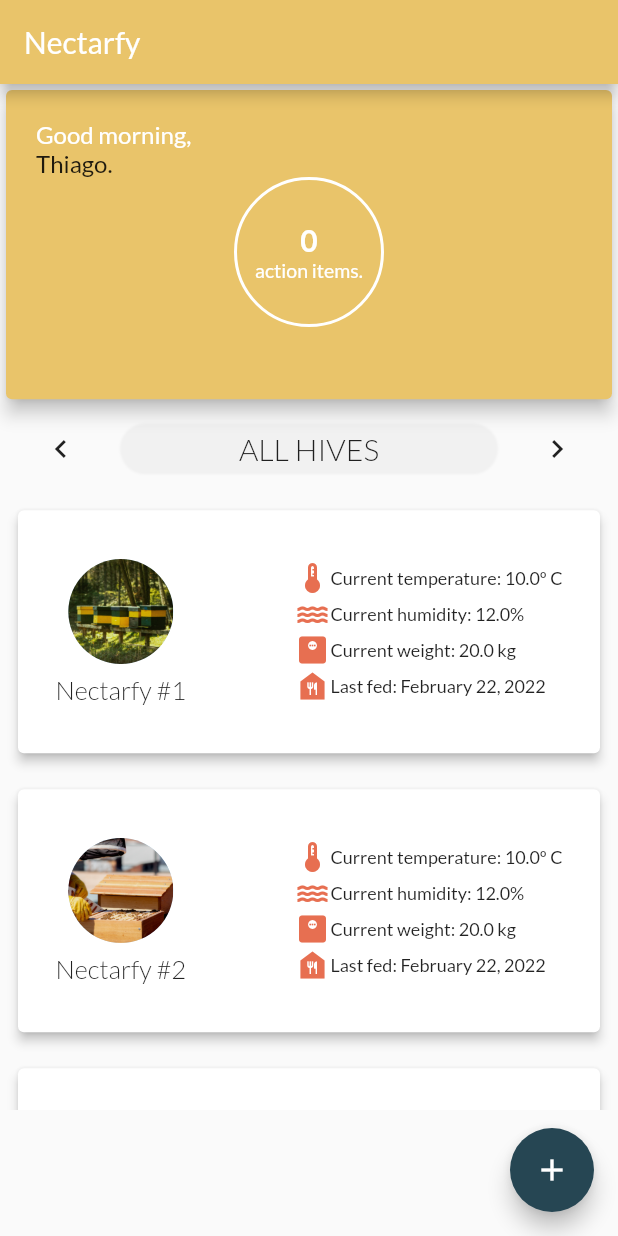
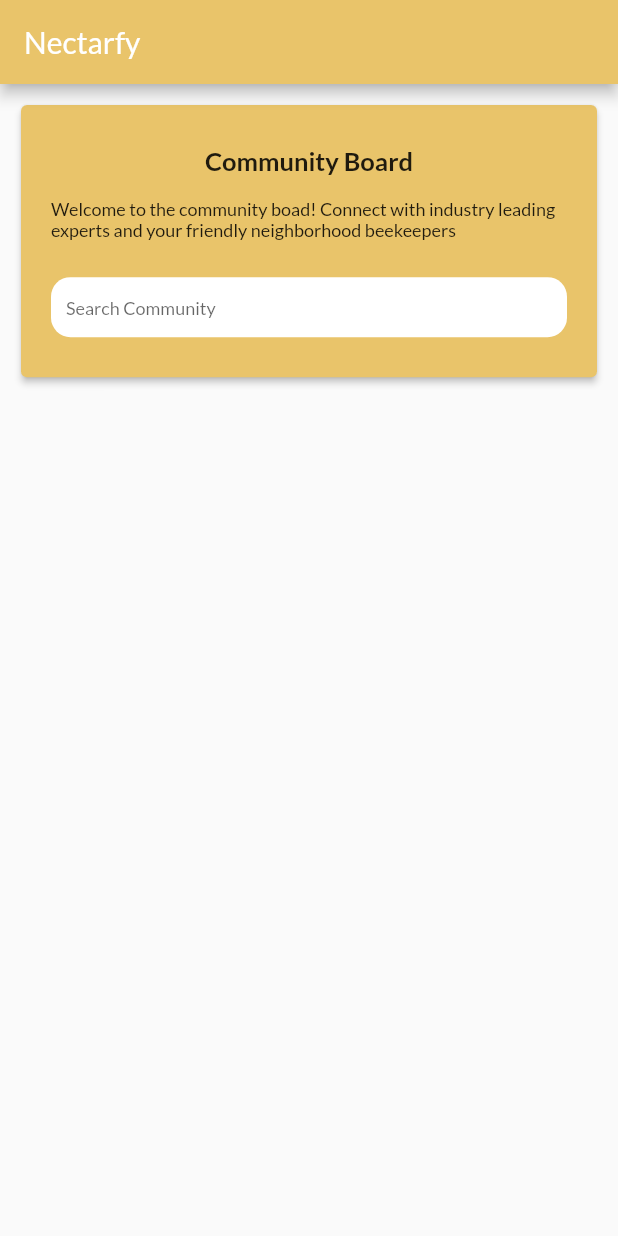
Before and after one commit to leowei31/nectarfy-app, a Flutter app: the screen it shows after launch, on a phone screen of 412 x 824 dp. Run offline on Flutter 3.47's test engine with Material 2 defaults, Android fonts, the phone set to English and light mode, and no system bars.

Commit message:
initiated community module

```diff
--- a/app/lib/main.dart
+++ b/app/lib/main.dart
@@ -3,6 +3,7 @@ import 'package:flutter/services.dart';
 import 'package:flutter/material.dart';
 
 import './views/hive_module.dart';
+import './views/community_module.dart';
 import './widgets/hive_module/hive_list/add_hive.dart';
 
 void main() {
@@ -67,10 +68,13 @@ class _MyHomePageState extends State<MyHomePage> {
                 appbarHeight -
                 mediaQuery.padding.top -
                 mediaQuery.padding.bottom),
-            child: const HiveModule()),
-        floatingActionButton: FloatingActionButton(
-          child: const Icon(Icons.add),
-          onPressed: () => _addHiveHandler(context),
-        ));
+            child: const CommunityModule()),
+            // child: const HiveModule()),
+            // Abstract later
+        // floatingActionButton: FloatingActionButton(
+        //   child: const Icon(Icons.add),
+        //   onPressed: () => _addHiveHandler(context),
+        // )
+      );
   }
 }
--- /dev/null
+++ b/app/lib/views/community_module.dart
@@ -0,0 +1,25 @@
+import 'package:flutter/material.dart';
+
+import '../widgets/community_module/community_board.dart';
+
+class CommunityModule extends StatelessWidget {
+  const CommunityModule({ Key? key }) : super(key: key);
+
+  @override
+  Widget build(BuildContext context) {
+    return Container(
+      margin: const EdgeInsets.all(10),
+      child:
+        Column(
+          children: const <Widget>[
+            // Community Board
+            CommunityBoard(),
+
+            // Hot post #1
+            // Hot post #2
+            // Categories
+          ],
+        ),
+    );
+  }
+}
--- /dev/null
+++ b/app/lib/widgets/community_module/community_board.dart
@@ -0,0 +1,69 @@
+import "package:flutter/material.dart";
+
+class CommunityBoard extends StatefulWidget {
+  const CommunityBoard({ Key? key }) : super(key: key);
+
+  @override
+  _CommunityBoardState createState() => _CommunityBoardState();
+}
+
+class _CommunityBoardState extends State<CommunityBoard> {
+  @override
+  Widget build(BuildContext context) {
+
+    final media = MediaQuery.of(context);
+    const String _communityBoardTitle = "Community Board";
+    const _communityBoardDesc  = "Welcome to the community boad! Connect with industry leading experts and your friendly neighborhood beekeepers";
+
+    var searchController = TextEditingController();
+
+    void _searchHandler() {
+      print(searchController.value.text);
+    }
+
+    return SizedBox(
+      width: double.infinity,
+      height: media.size.height * 0.23,
+      child: Card(
+        color: Theme.of(context).primaryColor,
+        elevation: 2,
+        child: Container(
+          margin: const EdgeInsets.all(20),
+          child: Column(
+            mainAxisAlignment: MainAxisAlignment.center,
+            crossAxisAlignment: CrossAxisAlignment.center,
+            children: <Widget>[
+              Container(
+                margin: const EdgeInsets.only(bottom: 15),
+                child: const Text(_communityBoardTitle, style: TextStyle(fontWeight: FontWeight.bold, fontSize: 17)),
+              ),
+              Container(
+                margin: const EdgeInsets.only(bottom: 25),
+                child: const Text(_communityBoardDesc,  style: TextStyle(fontSize: 12))
+              ),
+              SizedBox(
+                height: 40,
+                child: TextField(
+                  controller: searchController,
+                  style: const TextStyle(fontSize: 12),
+                  decoration: InputDecoration(
+                    contentPadding: const EdgeInsets.only(left: 10, right: 10),
+                    border: OutlineInputBorder(
+                      borderRadius: BorderRadius.circular(13.0),
+                      borderSide: BorderSide.none,
+                    ),
+                    filled: true,
+                    fillColor: Colors.white,
+                    hintStyle: const TextStyle(fontSize: 12),
+                    hintText: "Search Community",
+                    // suffixIcon: IconButton(padding: const EdgeInsets.all(1), alignment: Alignment.center,),
+                  ),
+                ),
+              )
+            ],
+          ),
+        ),
+      )
+    );
+  }
+}
```
